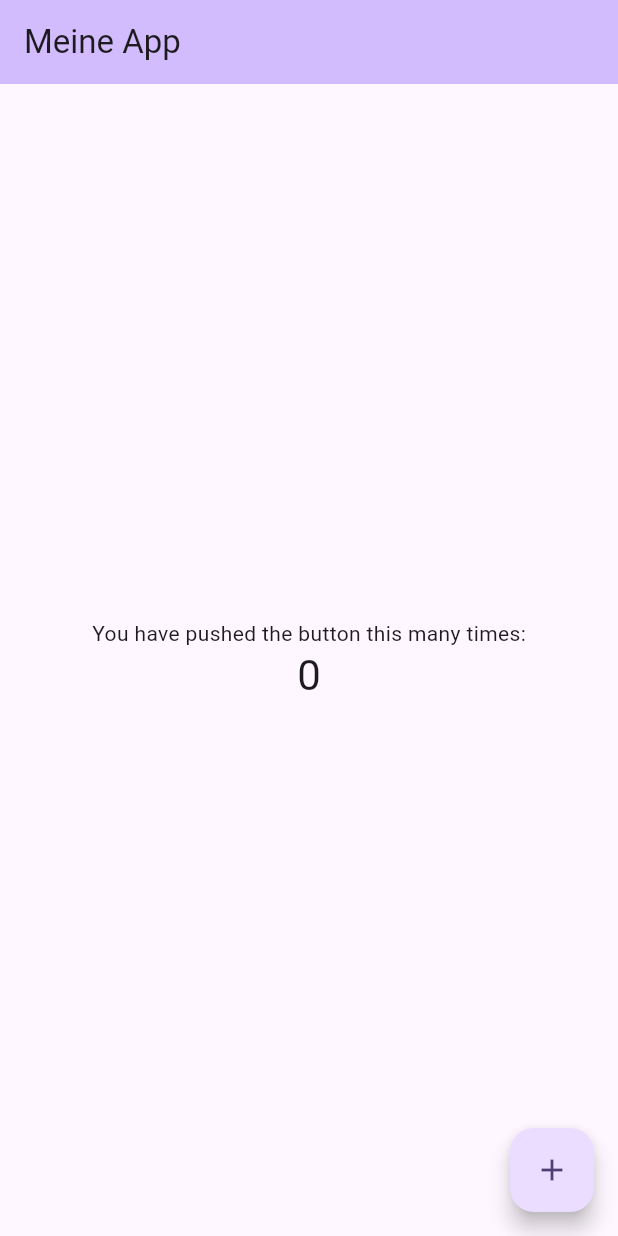
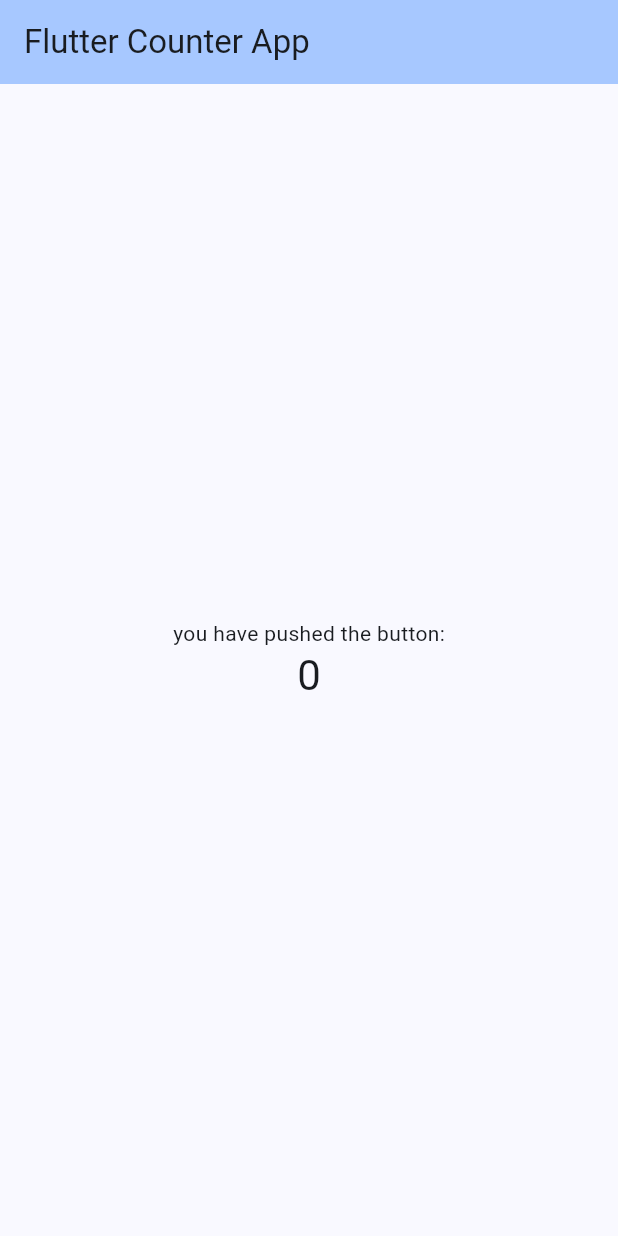
Before and after one commit to Kedirbiruh/flutter_application_1, a Flutter app: the screen it shows after launch, on a phone screen of 412 x 824 dp. Run offline on Flutter 3.47's test engine with Material 3 defaults, Android fonts, the phone set to English and light mode, and no system bars.

Commit message:
added title

```diff
--- /dev/null
+++ b/flutter_application_1/lib/Info.dart
@@ -0,0 +1,122 @@
+import 'package:flutter/material.dart';
+
+void main() {
+  runApp(const MyApp());
+}
+
+class MyApp extends StatelessWidget {
+  const MyApp({super.key});
+
+  // This widget is the root of your application.
+  @override
+  Widget build(BuildContext context) {
+    return MaterialApp(
+      title: 'Flutter Demo',
+      theme: ThemeData(
+        // This is the theme of your application.
+        //
+        // TRY THIS: Try running your application with "flutter run". You'll see
+        // the application has a purple toolbar. Then, without quitting the app,
+        // try changing the seedColor in the colorScheme below to Colors.green
+        // and then invoke "hot reload" (save your changes or press the "hot
+        // reload" button in a Flutter-supported IDE, or press "r" if you used
+        // the command line to start the app).
+        //
+        // Notice that the counter didn't reset back to zero; the application
+        // state is not lost during the reload. To reset the state, use hot
+        // restart instead.
+        //
+        // This works for code too, not just values: Most code changes can be
+        // tested with just a hot reload.
+        colorScheme: ColorScheme.fromSeed(seedColor: Colors.deepPurple),
+      ),
+      home: const MyHomePage(title: 'Meine App'),
+    );
+  }
+}
+
+class MyHomePage extends StatefulWidget {
+  const MyHomePage({super.key, required this.title});
+
+  // This widget is the home page of your application. It is stateful, meaning
+  // that it has a State object (defined below) that contains fields that affect
+  // how it looks.
+
+  // This class is the configuration for the state. It holds the values (in this
+  // case the title) provided by the parent (in this case the App widget) and
+  // used by the build method of the State. Fields in a Widget subclass are
+  // always marked "final".
+
+  final String title;
+
+  @override
+  State<MyHomePage> createState() => _MyHomePageState();
+}
+
+class _MyHomePageState extends State<MyHomePage> {
+  int _counter = 0;
+
+  void _incrementCounter() {
+    setState(() {
+      // This call to setState tells the Flutter framework that something has
+      // changed in this State, which causes it to rerun the build method below
+      // so that the display can reflect the updated values. If we changed
+      // _counter without calling setState(), then the build method would not be
+      // called again, and so nothing would appear to happen.
+      _counter++;
+    });
+  }
+
+  @override
+  Widget build(BuildContext context) {
+    // This method is rerun every time setState is called, for instance as done
+    // by the _incrementCounter method above.
+    //
+    // The Flutter framework has been optimized to make rerunning build methods
+    // fast, so that you can just rebuild anything that needs updating rather
+    // than having to individually change instances of widgets.
+    return Scaffold(
+      appBar: AppBar(
+        // TRY THIS: Try changing the color here to a specific color (to
+        // Colors.amber, perhaps?) and trigger a hot reload to see the AppBar
+        // change color while the other colors stay the same.
+        backgroundColor: Theme.of(context).colorScheme.inversePrimary,
+        // Here we take the value from the MyHomePage object that was created by
+        // the App.build method, and use it to set our appbar title.
+        title: Text(widget.title),
+      ),
+      body: Center(
+        // Center is a layout widget. It takes a single child and positions it
+        // in the middle of the parent.
+        child: Column(
+          // Column is also a layout widget. It takes a list of children and
+          // arranges them vertically. By default, it sizes itself to fit its
+          // children horizontally, and tries to be as tall as its parent.
+          //
+          // Column has various properties to control how it sizes itself and
+          // how it positions its children. Here we use mainAxisAlignment to
+          // center the children vertically; the main axis here is the vertical
+          // axis because Columns are vertical (the cross axis would be
+          // horizontal).
+          //
+          // TRY THIS: Invoke "debug painting" (choose the "Toggle Debug Paint"
+          // action in the IDE, or press "p" in the console), to see the
+          // wireframe for each widget.
+          mainAxisAlignment: MainAxisAlignment.center,
+          children: <Widget>[
+            const Text('You have pushed the button this many times:'),
+            Text(
+              '$_counter',
+              style: Theme.of(context).textTheme.headlineMedium,
+            ),
+          ],
+        ),
+      ),
+      floatingActionButton: FloatingActionButton(
+        onPressed: _incrementCounter,
+        tooltip: 'Increment',
+        child: const Icon(Icons.add),
+      ), // This trailing comma makes auto-formatting nicer for build methods.
+    );
+  }
+}
--- a/flutter_application_1/lib/main.dart
+++ b/flutter_application_1/lib/main.dart
@@ -6,47 +6,23 @@ void main() {
 
 class MyApp extends StatelessWidget {
   const MyApp({super.key});
-
-  // This widget is the root of your application.
   @override
   Widget build(BuildContext context) {
     return MaterialApp(
       title: 'Flutter Demo',
       theme: ThemeData(
         // This is the theme of your application.
-        //
-        // TRY THIS: Try running your application with "flutter run". You'll see
-        // the application has a purple toolbar. Then, without quitting the app,
-        // try changing the seedColor in the colorScheme below to Colors.green
-        // and then invoke "hot reload" (save your changes or press the "hot
-        // reload" button in a Flutter-supported IDE, or press "r" if you used
-        // the command line to start the app).
-        //
-        // Notice that the counter didn't reset back to zero; the application
-        // state is not lost during the reload. To reset the state, use hot
-        // restart instead.
-        //
-        // This works for code too, not just values: Most code changes can be
-        // tested with just a hot reload.
-        colorScheme: ColorScheme.fromSeed(seedColor: Colors.deepPurple),
+        colorScheme: ColorScheme.fromSeed(
+          seedColor: const Color.fromARGB(232, 4, 132, 245),
+        ),
       ),
-      home: const MyHomePage(title: 'Meine App'),
+      home: const MyHomePage(title: 'Flutter Counter App'),
     );
   }
 }
 
 class MyHomePage extends StatefulWidget {
   const MyHomePage({super.key, required this.title});
-
-  // This widget is the home page of your application. It is stateful, meaning
-  // that it has a State object (defined below) that contains fields that affect
-  // how it looks.
-
-  // This class is the configuration for the state. It holds the values (in this
-  // case the title) provided by the parent (in this case the App widget) and
-  // used by the build method of the State. Fields in a Widget subclass are
-  // always marked "final".
-
   final String title;
 
   @override
@@ -55,56 +31,24 @@ class MyHomePage extends StatefulWidget {
 
 class _MyHomePageState extends State<MyHomePage> {
   int _counter = 0;
-
   void _incrementCounter() {
     setState(() {
-      // This call to setState tells the Flutter framework that something has
-      // changed in this State, which causes it to rerun the build method below
-      // so that the display can reflect the updated values. If we changed
-      // _counter without calling setState(), then the build method would not be
-      // called again, and so nothing would appear to happen.
       _counter++;
     });
   }
 
   @override
   Widget build(BuildContext context) {
-    // This method is rerun every time setState is called, for instance as done
-    // by the _incrementCounter method above.
-    //
-    // The Flutter framework has been optimized to make rerunning build methods
-    // fast, so that you can just rebuild anything that needs updating rather
-    // than having to individually change instances of widgets.
     return Scaffold(
       appBar: AppBar(
-        // TRY THIS: Try changing the color here to a specific color (to
-        // Colors.amber, perhaps?) and trigger a hot reload to see the AppBar
-        // change color while the other colors stay the same.
         backgroundColor: Theme.of(context).colorScheme.inversePrimary,
-        // Here we take the value from the MyHomePage object that was created by
-        // the App.build method, and use it to set our appbar title.
         title: Text(widget.title),
       ),
       body: Center(
-        // Center is a layout widget. It takes a single child and positions it
-        // in the middle of the parent.
         child: Column(
-          // Column is also a layout widget. It takes a list of children and
-          // arranges them vertically. By default, it sizes itself to fit its
-          // children horizontally, and tries to be as tall as its parent.
-          //
-          // Column has various properties to control how it sizes itself and
-          // how it positions its children. Here we use mainAxisAlignment to
-          // center the children vertically; the main axis here is the vertical
-          // axis because Columns are vertical (the cross axis would be
-          // horizontal).
-          //
-          // TRY THIS: Invoke "debug painting" (choose the "Toggle Debug Paint"
-          // action in the IDE, or press "p" in the console), to see the
-          // wireframe for each widget.
           mainAxisAlignment: MainAxisAlignment.center,
           children: <Widget>[
-            const Text('You have pushed the button this many times:'),
+            const Text('you have pushed the button:'),
             Text(
               '$_counter',
               style: Theme.of(context).textTheme.headlineMedium,
@@ -112,11 +56,6 @@ class _MyHomePageState extends State<MyHomePage> {
           ],
         ),
       ),
-      floatingActionButton: FloatingActionButton(
-        onPressed: _incrementCounter,
-        tooltip: 'Increment',
-        child: const Icon(Icons.add),
-      ), // This trailing comma makes auto-formatting nicer for build methods.
     );
   }
 }
```
